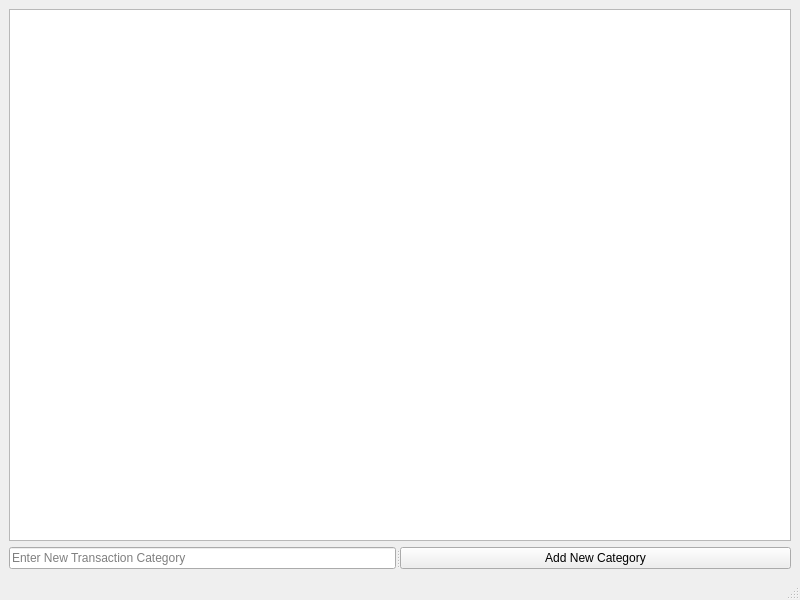
Old version of the form transactionCategoryWindow.ui in the repository TechMcKay/FinanceTracker.
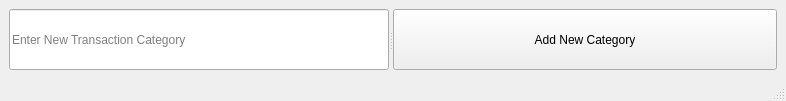
New version of the form.

Patch:
```diff
--- a/transactionCategoryWindow.ui
+++ b/transactionCategoryWindow.ui
@@ -6,8 +6,8 @@
    <rect>
     <x>0</x>
     <y>0</y>
-    <width>800</width>
-    <height>600</height>
+    <width>786</width>
+    <height>101</height>
    </rect>
   </property>
   <property name="windowTitle">
@@ -15,9 +15,6 @@
   </property>
   <widget class="QWidget" name="centralwidget">
    <layout class="QVBoxLayout" name="verticalLayout">
-    <item>
-     <widget class="QTableView" name="tableView"/>
-    </item>
     <item>
      <widget class="QSplitter" name="splitter">
       <property name="orientation">
```
Left out of the diff: 2 changed lines with no effect on the pictures.
